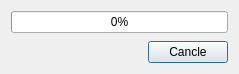
Old version of the form src/cipherdialog.ui in the repository KriwkA/TranspositionCipher.
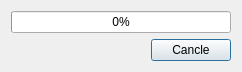
New version of the form.

What changed in the file:
```diff
--- a/src/cipherdialog.ui
+++ b/src/cipherdialog.ui
@@ -6,35 +6,15 @@
    <rect>
     <x>0</x>
     <y>0</y>
-    <width>209</width>
-    <height>74</height>
+    <width>242</width>
+    <height>72</height>
    </rect>
   </property>
   <property name="windowTitle">
    <string>Dialog</string>
   </property>
   <layout class="QGridLayout" name="gridLayout">
-   <item row="1" column="0" colspan="2">
-    <spacer name="verticalSpacer">
-     <property name="orientation">
-      <enum>Qt::Vertical</enum>
-     </property>
-     <property name="sizeHint" stdset="0">
-      <size>
-       <width>217</width>
-       <height>2</height>
-      </size>
-     </property>
-    </spacer>
-   </item>
-   <item row="2" column="1">
-    <widget class="QPushButton" name="cancel">
-     <property name="text">
-      <string>Cancle</string>
-     </property>
-    </widget>
-   </item>
-   <item row="0" column="0" colspan="2">
+   <item row="0" column="0" colspan="3">
     <widget class="QProgressBar" name="progress">
      <property name="value">
       <number>0</number>
@@ -44,7 +24,7 @@
      </property>
     </widget>
    </item>
-   <item row="2" column="0">
+   <item row="3" column="0" colspan="2">
     <spacer name="horizontalSpacer">
      <property name="orientation">
       <enum>Qt::Horizontal</enum>
@@ -57,6 +37,26 @@
      </property>
     </spacer>
    </item>
+   <item row="1" column="0" colspan="3">
+    <spacer name="verticalSpacer">
+     <property name="orientation">
+      <enum>Qt::Vertical</enum>
+     </property>
+     <property name="sizeHint" stdset="0">
+      <size>
+       <width>217</width>
+       <height>2</height>
+      </size>
+     </property>
+    </spacer>
+   </item>
+   <item row="3" column="2">
+    <widget class="QPushButton" name="cancel">
+     <property name="text">
+      <string>Cancle</string>
+     </property>
+    </widget>
+   </item>
   </layout>
  </widget>
  <resources/>
```
